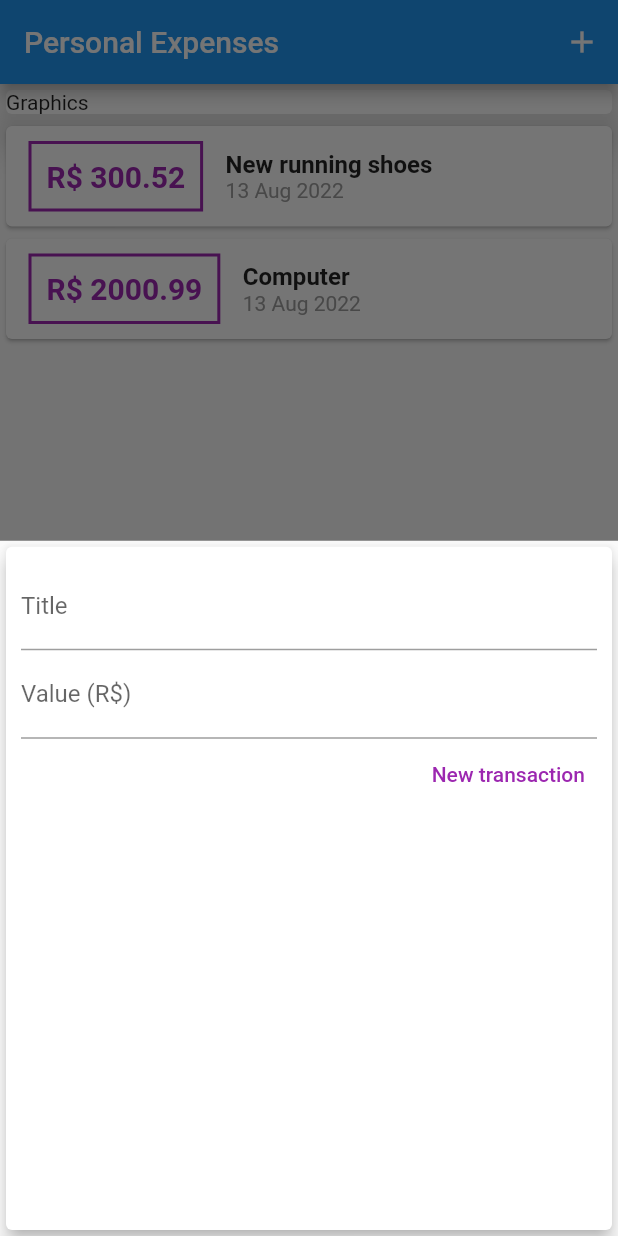
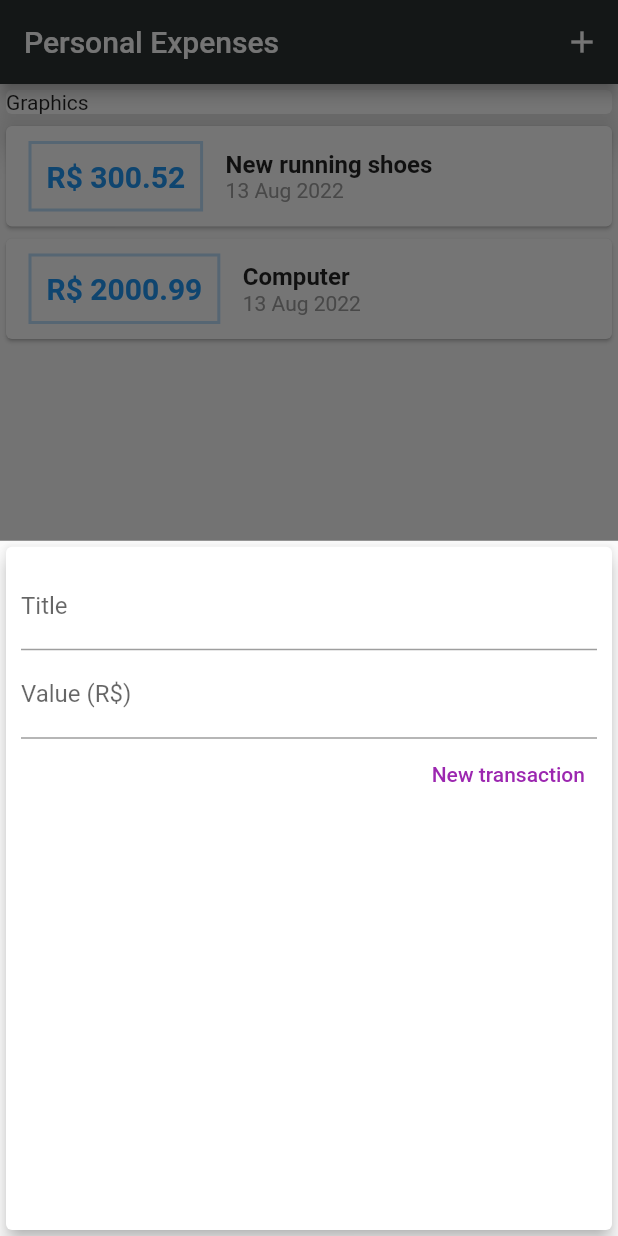
Before and after one commit to FabioFSS/flutter-course, a Flutter app: the screen it shows after launch, after a tap on the "add" icon, on a phone screen of 412 x 824 dp. Run offline on Flutter 3.47's test engine with Material 2 defaults, Android fonts, the phone set to English and light mode, and no system bars.

Commit message:
add theme

```diff
--- a/personal_expenses/lib/components/transaction_list.dart
+++ b/personal_expenses/lib/components/transaction_list.dart
@@ -26,17 +26,17 @@ class TransactionList extends StatelessWidget {
                   ),
                   decoration: BoxDecoration(
                     border: Border.all(
-                      color: Colors.purple,
+                      color: Theme.of(context).primaryColorLight,
                       width: 2,
                     ),
                   ),
                   padding: const EdgeInsets.all(10),
                   child: Text(
                     'R\$ ${tr.value.toStringAsFixed(2)}',
-                    style: const TextStyle(
+                    style: TextStyle(
                       fontWeight: FontWeight.bold,
                       fontSize: 20,
-                      color: Colors.purple,
+                      color: Theme.of(context).primaryColor,
                     ),
                   ),
                 ),
--- a/personal_expenses/lib/main.dart
+++ b/personal_expenses/lib/main.dart
@@ -5,16 +5,23 @@ import 'components/transaction_list.dart';
 import 'models/transaction.dart';
 
 void main() {
-  runApp(const ExpensesApp());
+  runApp(ExpensesApp());
 }
 
 class ExpensesApp extends StatelessWidget {
-  const ExpensesApp({Key? key}) : super(key: key);
+  ExpensesApp({Key? key}) : super(key: key);
+  final myTheme = ThemeData();
 
   @override
   Widget build(BuildContext context) {
-    return const MaterialApp(
-      home: HomePage(),
+    return MaterialApp(
+      home: const HomePage(),
+      theme: myTheme.copyWith(
+        colorScheme: myTheme.colorScheme.copyWith(
+          primary: const Color(0xFF2C3333),
+          secondary: const Color(0xFF395B64),
+        ),
+      ),
     );
   }
 }
--- /dev/null
+++ b/personal_expenses/lib/palette.txt
@@ -0,0 +1,4 @@
+2C3333
+395B64
+A5C9CA
+E7F6F2
```
Also changed, not shown: 1 other file.
